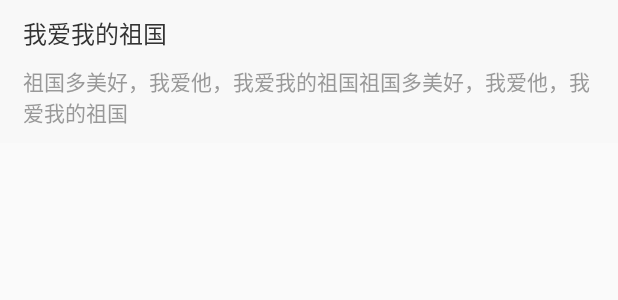
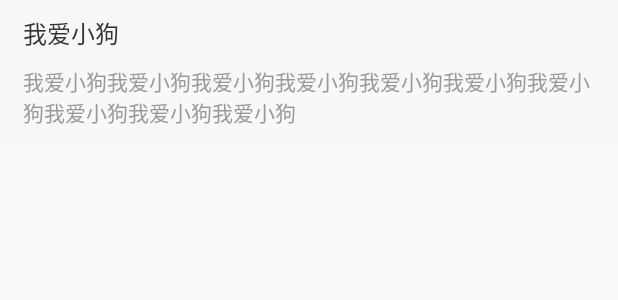
Before and after one commit to mamumu/jsRecyclerView1, an Android app: the layout item_test.xml on its own in the app's theme, with its tools: preview values and no code run, on a phone screen of 412 x 824 dp. Shown: the top 300 px of the screen. Run offline under Robolectric (Android 15) with nearby library versions, the phone set to English and light mode, and no system bars.

Commit message:
修改文案

```diff
--- a/app/src/main/res/layout/item_test.xml
+++ b/app/src/main/res/layout/item_test.xml
@@ -12,7 +12,7 @@
         android:layout_width="wrap_content"
         android:layout_height="wrap_content"
         android:layout_marginTop="10dp"
-        android:text="我爱我的祖国"
+        android:text="我爱小狗"
         android:textColor="#333333"
         android:textSize="16sp" />
 
@@ -24,7 +24,7 @@
         android:layout_marginTop="10dp"
         android:ellipsize="end"
         android:maxLines="2"
-        android:text="祖国多美好，我爱他，我爱我的祖国祖国多美好，我爱他，我爱我的祖国"
+        android:text="我爱小狗我爱小狗我爱小狗我爱小狗我爱小狗我爱小狗我爱小狗我爱小狗我爱小狗我爱小狗"
         android:textColor="#999999"
         android:textSize="14sp" />
 </LinearLayout>
```
